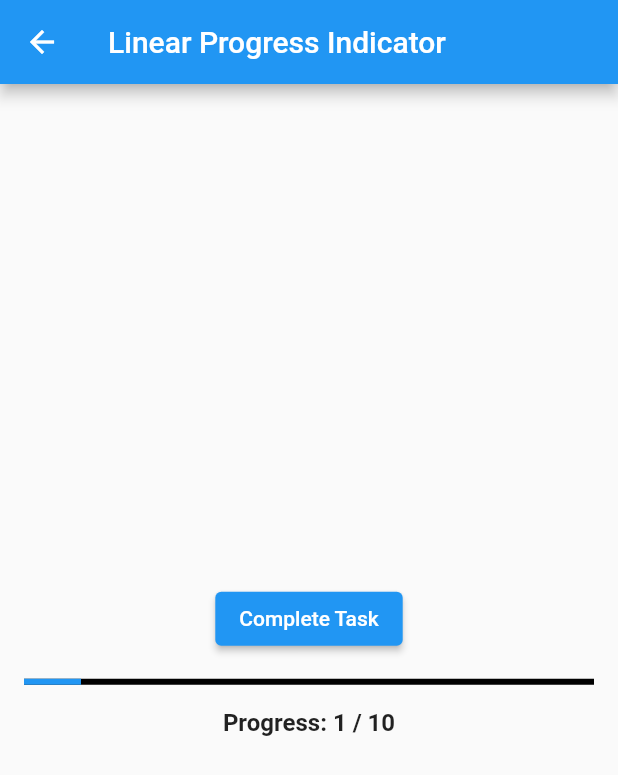
After one commit to develonursahin/neon_apps_academy, a Flutter app: the LinearProgressIndicatorScreen screen opened directly, after a tap on "Complete Task", on a phone screen of 412 x 824 dp. The commit adds this screen. Shown: the top 775 px of the screen. Run offline on Flutter 3.47's test engine with Material 2 defaults, Android fonts, the phone set to English and light mode, and no system bars; our stand-ins replace carousel_slider, charts_flutter, flutter_rating_bar, shared_preferences; missing offline and left inert: flutter_shake_animated; accounts and stored records are empty.

Commit message:
add: Linear Progress Indicator

```diff
--- a/4- UI Widgets/ui_widgets_app/lib/main.dart
+++ b/4- UI Widgets/ui_widgets_app/lib/main.dart
@@ -3,6 +3,7 @@ import 'package:ui_widgets_app/views/alert_controller_view.dart';
 import 'package:ui_widgets_app/views/button_view.dart';
 import 'package:ui_widgets_app/views/circular_progress_indicator_view.dart';
 import 'package:ui_widgets_app/views/container_view.dart';
+import 'package:ui_widgets_app/views/linear_progress_indicator_view.dart';
 import 'package:ui_widgets_app/views/page_control_view.dart';
 import 'package:ui_widgets_app/views/segmented_control_view.dart';
 import 'package:ui_widgets_app/views/slider_view.dart';
@@ -89,6 +90,8 @@ class ContainerGrid extends StatelessWidget {
                         return AlertControllerScreen();
                       case 'Circular Progress Indicator':
                         return CircularProgressIndicatorScreen();
+                      case 'Linear Progress Indicator':
+                        return LinearProgressIndicatorScreen();
                       default:
                         return ContainerScreen();
                     }
--- /dev/null
+++ b/4- UI Widgets/ui_widgets_app/lib/views/linear_progress_indicator_view.dart
@@ -0,0 +1,55 @@
+import 'package:flutter/material.dart';
+
+class LinearProgressIndicatorScreen extends StatefulWidget {
+  const LinearProgressIndicatorScreen({Key? key});
+
+  @override
+  _LinearProgressIndicatorScreenState createState() =>
+      _LinearProgressIndicatorScreenState();
+}
+
+class _LinearProgressIndicatorScreenState
+    extends State<LinearProgressIndicatorScreen> {
+  int _progress = 0;
+
+  void _incrementProgress() {
+    setState(() {
+      _progress = (_progress + 1) % 11;
+    });
+  }
+
+  @override
+  Widget build(BuildContext context) {
+    return Scaffold(
+      appBar: AppBar(
+        title: const Text('Linear Progress Indicator'),
+      ),
+      body: Container(
+        padding: const EdgeInsets.all(16),
+        child: Column(
+          mainAxisAlignment: MainAxisAlignment.center,
+          children: [
+            ElevatedButton(
+              onPressed: _incrementProgress,
+              child: const Text('Complete Task'),
+            ),
+            const SizedBox(height: 16),
+            LinearProgressIndicator(
+              value: _progress / 10,
+              color: Colors.blue,
+              backgroundColor: Colors.black,
+            ),
+            const SizedBox(height: 16),
+            Text(
+              'Progress: $_progress / 10',
+              style: TextStyle(
+                fontSize: 16,
+                fontWeight: FontWeight.bold,
+              ),
+            ),
+          ],
+        ),
+      ),
+    );
+  }
+}
```
